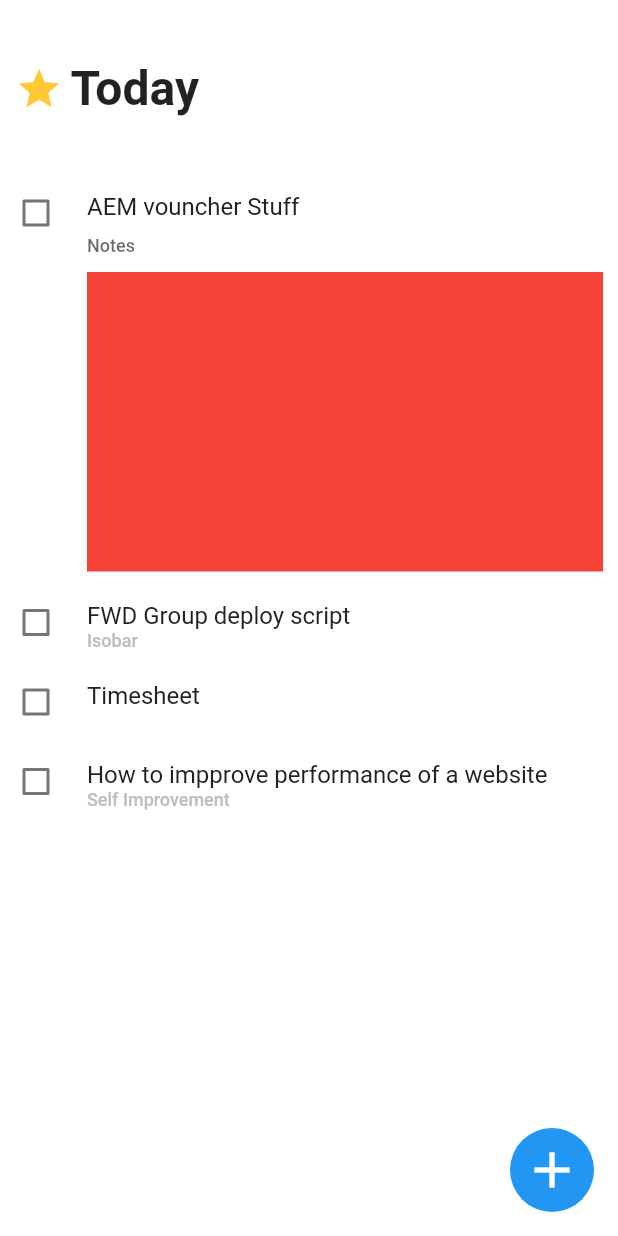
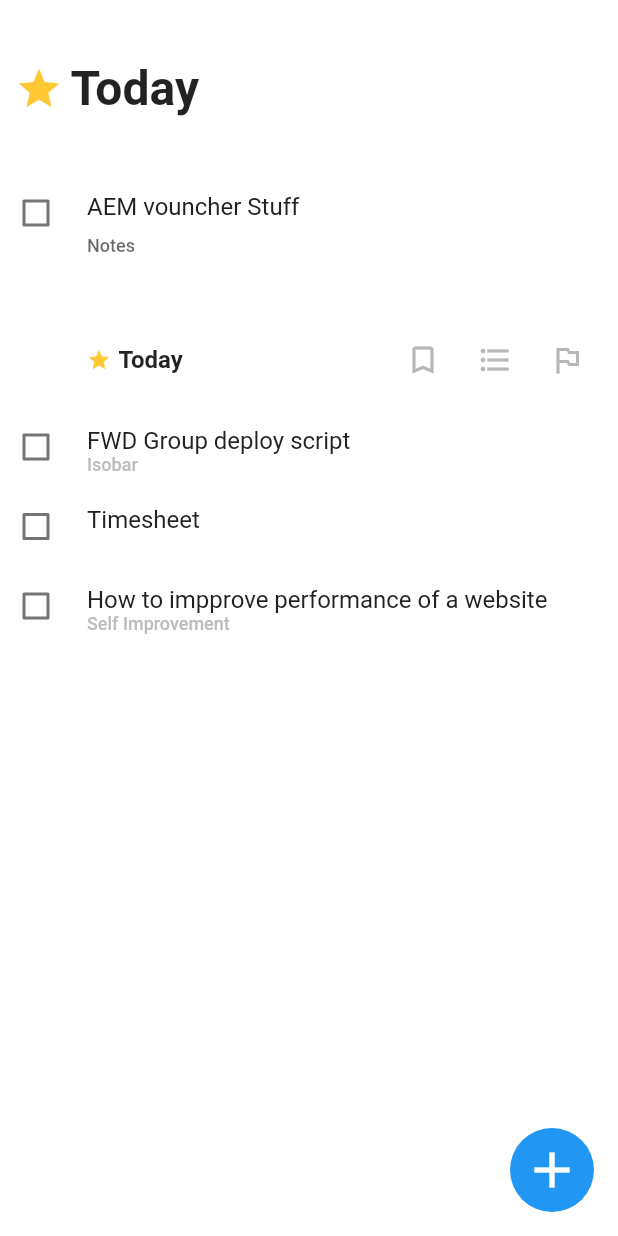
Before and after one commit to elcchan99/flutter-todo-app, a Flutter app: the screen it shows after launch, after a tap on "New To-Do", on a phone screen of 412 x 824 dp. Run offline on Flutter 3.47's test engine with Material 2 defaults, Android fonts, the phone set to English and light mode, and no system bars.

Commit message:
refactor extract item toolbar

```diff
--- a/lib/screens/to_do_list/components/item.dart
+++ b/lib/screens/to_do_list/components/item.dart
@@ -1,6 +1,8 @@
 import 'package:flutter/material.dart';
 import 'package:todo_kch_app/models/to_do_item.dart';
 import 'package:todo_kch_app/screens/to_do_list/components/expandable.dart';
+
+import 'item_toolbar.dart';
 
 class ToDoItem extends StatefulWidget {
   final ToDoItemModel item;
@@ -93,7 +95,10 @@ class ToDoItemState extends State<ToDoItem>
                           child: Column(
                               crossAxisAlignment: CrossAxisAlignment.start,
                               children: [
-                                Container(height: 200, color: Colors.red)
+                                SizedBox(
+                                  height: 35,
+                                ),
+                                ItemToolbar(projectName: "Today"),
                               ]))
                     ],
                   ),
--- /dev/null
+++ b/lib/screens/to_do_list/components/item_toolbar.dart
@@ -0,0 +1,36 @@
+import 'package:flutter/material.dart';
+import 'package:todo_kch_app/screens/to_do_list/components/project_text.dart';
+import 'package:todo_kch_app/constants.dart' as Constants;
+
+class ItemToolbar extends StatelessWidget {
+  final String projectName;
+  const ItemToolbar({Key key, this.projectName}) : super(key: key);
+
+  @override
+  Widget build(BuildContext context) {
+    return Row(mainAxisAlignment: MainAxisAlignment.spaceBetween, children: [
+      ProjectText.header(
+        icon: Icons.star,
+        iconColor: Constants.STAR_COLOR,
+        text: projectName,
+        fontSize: 16,
+      ),
+      Row(
+        children: [
+          IconButton(
+            icon: Icon(Icons.bookmark_border, color: Constants.FONT_GREY),
+            onPressed: () {},
+          ),
+          IconButton(
+            icon: Icon(Icons.format_list_bulleted, color: Constants.FONT_GREY),
+            onPressed: () {},
+          ),
+          IconButton(
+            icon: Icon(Icons.outlined_flag, color: Constants.FONT_GREY),
+            onPressed: () {},
+          ),
+        ],
+      )
+    ]);
+  }
+}
```
